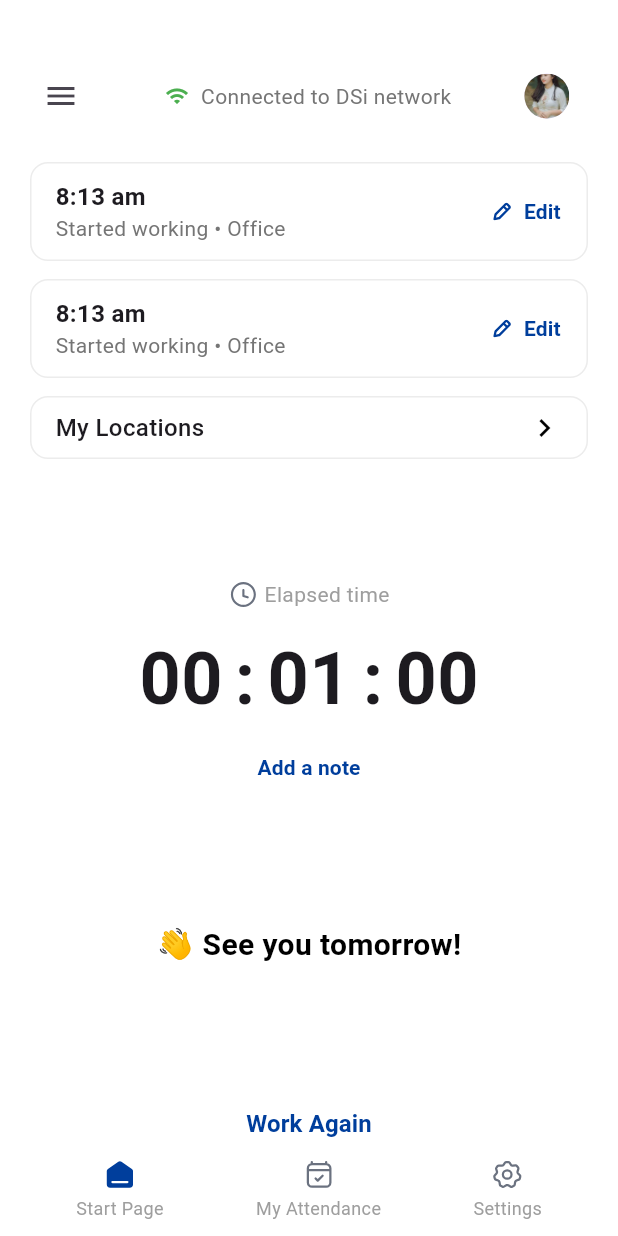
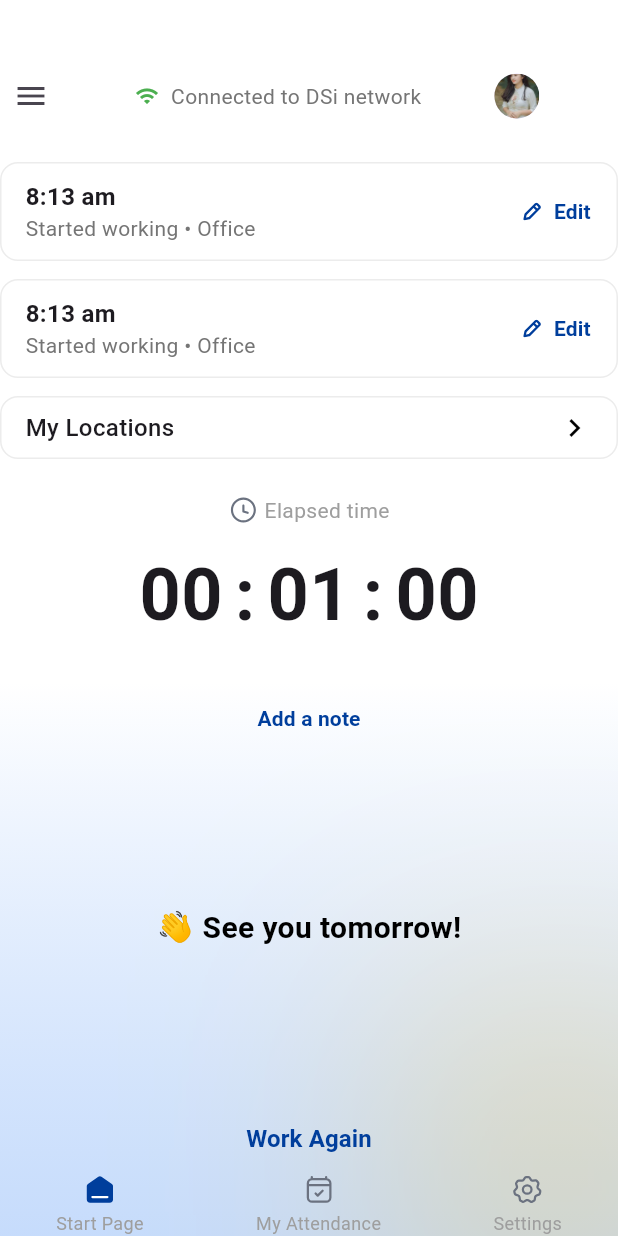
Before and after one commit to kabbo25/new_design, a Flutter app: the FinishWorkingView screen opened directly, on a phone screen of 412 x 824 dp. Run offline on Flutter 3.47's test engine with Material 3 defaults, Android fonts, the phone set to English and light mode, and no system bars; our stand-ins replace connectivity_plus, flutter_svg, gap, geocoding, geolocator, go_router and 1 more; missing offline and left inert: gif_view, network_info_plus; generated files the repository leaves out were written again; project files that could hold a hidden picture were left out.

Commit message:
adding gradient that doesn't look good

```diff
--- a/lib/features/finish_working/view/pages/finish_working_page.dart
+++ b/lib/features/finish_working/view/pages/finish_working_page.dart
@@ -4,6 +4,7 @@ import 'package:new_design/core/theme/app_palette.dart';
 import 'package:new_design/core/theme/app_text_styles.dart';
 import 'package:new_design/features/finish_working/model/working_status.dart';
 import 'package:new_design/features/finish_working/view/widgets/add_note_modal.dart';
+import 'package:new_design/features/finish_working/view/widgets/bottom_gradient.dart';
 import 'package:new_design/features/finish_working/view/widgets/location_bottom_sheet.dart';
 import 'package:new_design/features/finish_working/view/widgets/network_profile_bar.dart';
 import 'package:new_design/features/finish_working/view/widgets/working_status_card.dart';
@@ -41,7 +42,7 @@ class FinishWorkingView extends StatelessWidget {
         children: [
           SafeArea(
             child: Padding(
-              padding: const EdgeInsets.fromLTRB(20, 40, 20, 10),
+              padding: const EdgeInsets.fromLTRB(0, 40, 0, 0),
               child: Column(
                 crossAxisAlignment: CrossAxisAlignment.center,
                 mainAxisAlignment: MainAxisAlignment.spaceBetween,
@@ -50,37 +51,50 @@ class FinishWorkingView extends StatelessWidget {
                   const NetworkProfileBar(),
                   const SizedBox(height: 20),
 
-                  // start working card
+                  // Working status cards
                   WorkingStatusCard(
                     workingStatus: viewModel.workingStatus,
                     onEdit: () => (),
                   ),
                   const Gap(12),
-                  // finished working card
                   WorkingStatusCard(
                     workingStatus: viewModel.workingStatus,
                     onEdit: () => (),
                   ),
                   const Gap(12),
-                  // My locations card
                   MyLocationsCard(
                     locations: viewModel.locations,
                     onLocationSelected: (location) {
                       viewModel.updateLocation(location);
                     },
                   ),
-                  const Spacer(),
+                  // Timer section
+                  //const Spacer(),
+                  const Gap(24),
                   const TimerSection(),
 
-                  // Timer section
+                  // Bottom section with gradient
+                  //const Spacer(),
+                  const Gap(24),
+                  Expanded(
+                    child: Stack(
+                      children: [
+                        // Gradient background
+                        Positioned.fill(
+                          child: BottomGradient(
+                              config: viewModel.backgroundConfig),
+                        ),
 
-                  // if any note added, it will appear here
-
-                  // add a note elevated button
+                        //const Gap(30),
+                        Column(
+                          //mainAxisAlignment: MainAxisAlignment.spaceBetween,
+                          children: [
                             TextButton(
-                    onPressed: () => _showAddNoteModal(context, viewModel),
+                              onPressed: () =>
+                                  _showAddNoteModal(context, viewModel),
                               style: TextButton.styleFrom(
-                      padding: const EdgeInsets.symmetric(vertical: 12),
+                                padding:
+                                    const EdgeInsets.symmetric(vertical: 12),
                                 backgroundColor: Colors.transparent,
                               ),
                               child: const Text(
@@ -94,10 +108,13 @@ class FinishWorkingView extends StatelessWidget {
                               style: AppTextStyles.heading2,
                             ),
                             const Spacer(),
+                            Column(
+                              children: [
                                 TextButton(
                                   onPressed: () => {},
                                   style: TextButton.styleFrom(
-                      padding: const EdgeInsets.symmetric(vertical: 12),
+                                    padding: const EdgeInsets.symmetric(
+                                        vertical: 12),
                                     backgroundColor: Colors.transparent,
                                   ),
                                   child: Text(
@@ -109,11 +126,14 @@ class FinishWorkingView extends StatelessWidget {
                                     ),
                                   ),
                                 ),
-
-                  const Stack(
-                    children: [
-                      BottomNavigationSection(),
+                                //const Spacer(),
+                                const BottomNavigationSection(),
                               ],
+                            ),
+                          ],
+                        ),
+                      ],
+                    ),
                   ),
                 ],
               ),
--- /dev/null
+++ b/lib/features/finish_working/view/widgets/bottom_gradient.dart
@@ -0,0 +1,70 @@
+import 'package:flutter/material.dart';
+import 'package:new_design/features/start_page/model/background_config.dart';
+
+class BottomGradient extends StatelessWidget {
+  final BackgroundConfig config;
+
+  const BottomGradient({
+    super.key,
+    required this.config,
+  });
+
+  @override
+  Widget build(BuildContext context) {
+    return Stack(
+      children: [
+        Column(
+          children: [
+            Expanded(
+              flex: 12,
+              child: Container(
+                decoration: BoxDecoration(
+                  gradient: LinearGradient(
+                    colors: config.gradientColors,
+                    begin: config.gradientBegin,
+                    end: config.gradientEnd,
+                  ),
+                ),
+              ),
+            ),
+            Expanded(
+              flex: 0,
+              child: Container(
+                color: config.bottomColor,
+              ),
+            ),
+          ],
+        ),
+        Positioned(
+          top: 300,
+          left: 500,
+          child: Opacity(
+            opacity: config.glowOpacity,
+            child: Container(
+              width: 0,
+              height: 0,
+              decoration: BoxDecoration(
+                color: config.glowColor,
+                borderRadius: BorderRadius.circular(0),
+                boxShadow: [
+                  BoxShadow(
+                    color: config.glowColor.withOpacity(0.5),
+                    //blurRadius: 200,
+                    offset: const Offset(0, -50),
+                    //spreadRadius: 200,
+                  ),
+                  BoxShadow(
+                    color: config.glowColor.withOpacity(0.3),
+                    blurRadius: 200,
+                    offset: const Offset(-100, 50),
+                    spreadRadius: 150,
+                  ),
+                ],
+              ),
+            ),
+          ),
+        ),
+      ],
+    );
+  }
+}
--- a/lib/features/finish_working/viewmodel/finish_working_view_model.dart
+++ b/lib/features/finish_working/viewmodel/finish_working_view_model.dart
@@ -1,5 +1,7 @@
 import 'package:flutter/material.dart';
+import 'package:new_design/core/theme/app_palette.dart';
 import 'package:new_design/features/finish_working/model/working_status.dart';
+import 'package:new_design/features/start_page/model/background_config.dart';
 
 class FinishWorkingViewModel extends ChangeNotifier {
   String? _note;
@@ -12,7 +14,17 @@ class FinishWorkingViewModel extends ChangeNotifier {
     'Home',
     'Cafe'
   ]; // Add your default locations here
-
+  BackgroundConfig get backgroundConfig => BackgroundConfig(
+        gradientColors: [
+          const Color(0xFFFFFFFF).withOpacity(1), // White
+          const Color(0xFFB8D3FB).withOpacity(0.8), // Light blue
+        ],
+        gradientBegin: Alignment.topCenter,
+        gradientEnd: Alignment.bottomCenter,
+        bottomColor: AppPalette.background,
+        glowColor: AppPalette.secondary, // Yellow color
+        glowOpacity: 0.8,
+      );
   FinishWorkingViewModel({WorkMode workMode = WorkMode.starting}) {
     _workingStatus = WorkingStatus(
       location: 'Office',
--- a/lib/features/start_page/viewmodel/attendance_view_model.dart
+++ b/lib/features/start_page/viewmodel/attendance_view_model.dart
@@ -13,7 +13,7 @@ class AttendanceViewModel extends ChangeNotifier {
           Color(0xCCB8D3FB),
         ],
         gradientBegin: Alignment.bottomLeft,
-        gradientEnd: Alignment.topCenter,
+        gradientEnd: Alignment.topRight,
         bottomColor: AppPalette.background,
         glowColor: AppPalette.secondary,
         glowOpacity: 0.8,
```
Lines whose indentation alone changed are shown as unchanged.
